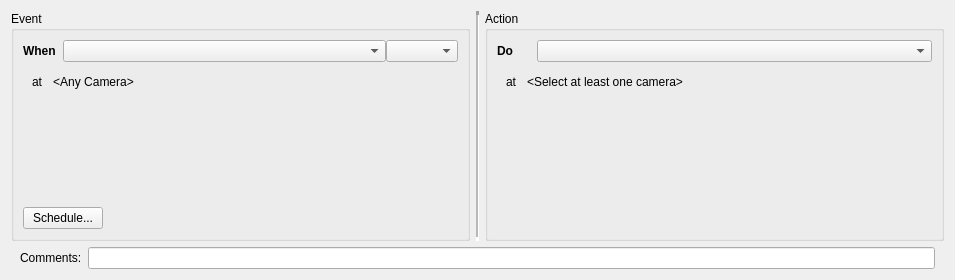
First picture: the form in client/src/ui/widgets/business/business_rule_widget.ui, repository networkoptix/nx_open, before the edit.
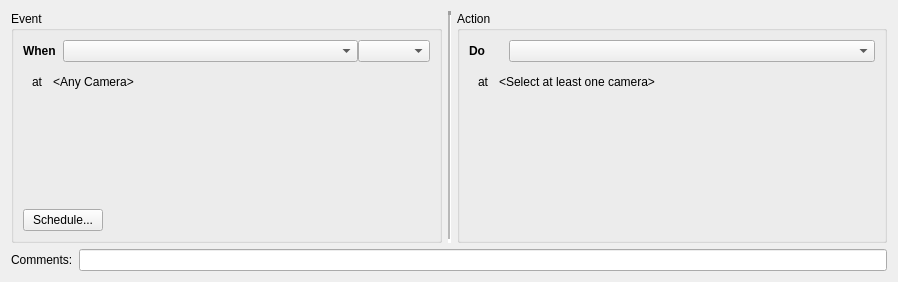
Second picture: the form after the edit. Icons and pictures are not drawn. Custom widgets are drawn as their Qt base class.

Commit message:
VMS-2615 - Add  parameter "duration" (tunable bu user) to the business rule action "device output for 30 sec"
<==== Mercurial data ====>
Branch: dev_3.0.0_gui

```diff
--- a/client/src/ui/widgets/business/business_rule_widget.ui
+++ b/client/src/ui/widgets/business/business_rule_widget.ui
@@ -6,8 +6,8 @@
    <rect>
     <x>0</x>
     <y>0</y>
-    <width>955</width>
-    <height>280</height>
+    <width>898</width>
+    <height>282</height>
    </rect>
   </property>
   <property name="minimumSize">
@@ -24,7 +24,7 @@
   </property>
   <layout class="QVBoxLayout" name="verticalLayout_3">
    <item>
-    <layout class="QHBoxLayout" name="horizontalLayout_7" stretch="1,0,1">
+    <layout class="QHBoxLayout" name="horizontalLayout_7">
      <item>
       <widget class="QGroupBox" name="eventDefinitionGroupBox">
        <property name="acceptDrops">
@@ -319,13 +319,7 @@
     </layout>
    </item>
    <item>
-    <layout class="QHBoxLayout" name="horizontalLayout" stretch="0,1">
-     <property name="leftMargin">
-      <number>9</number>
-     </property>
-     <property name="rightMargin">
-      <number>9</number>
-     </property>
+    <layout class="QHBoxLayout" name="horizontalLayout">
      <item>
       <widget class="QLabel" name="commentLabel">
        <property name="text">
```
The commit also changes 22 other files.
